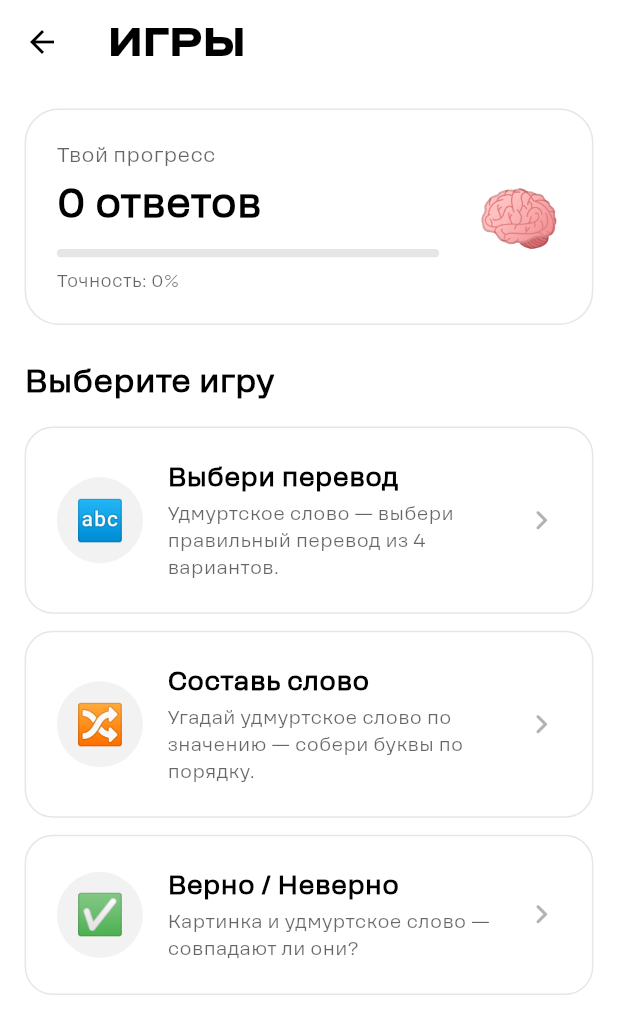
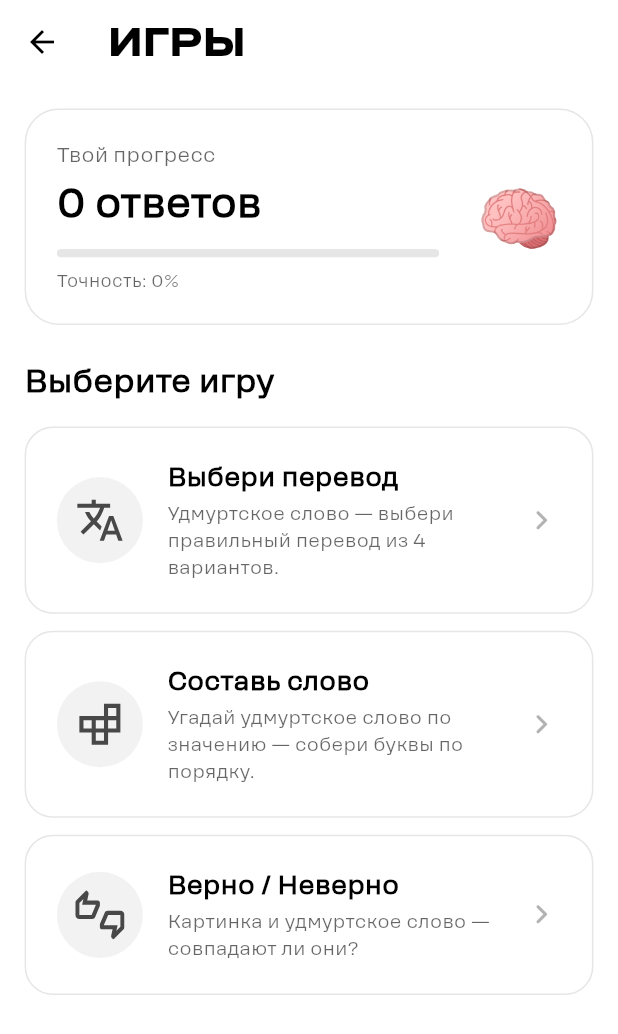
Before and after one commit to luxus-istu/t2_mobile_application, a Flutter app: the GamesHubPage screen opened by its route, on a phone screen of 412 x 824 dp. Shown: the top 1034 px of the screen. Run offline on Flutter 3.47's test engine with Material 3 defaults, Android fonts, the phone set to English and light mode, and no system bars; our stand-ins replace audioplayers, confetti, dartz, equatable, flutter_bloc, flutter_local_notifications and 10 more; accounts and stored records are empty; statements that could not run were skipped; project files that could hold a hidden picture were left out.

Commit message:
feat(games): add interactive sound effects, confetti, and SVG assets to game pages

```diff
--- a/lib/features/games/presentation/pages/choose_translation_page.dart
+++ b/lib/features/games/presentation/pages/choose_translation_page.dart
@@ -7,6 +7,7 @@ import 'package:t2_mobile_application/core/theme/theme.dart';
 import 'package:t2_mobile_application/features/games/presentation/bloc/games_cubit.dart';
 import 'package:t2_mobile_application/features/games/presentation/bloc/games_state.dart';
 import 'package:t2_mobile_application/features/games/presentation/widgets/quiz_scaffold.dart';
+import 'package:t2_mobile_application/core/utils/sound_helper.dart';
 
 class ChooseTranslationPage extends StatefulWidget {
   const ChooseTranslationPage({super.key});
@@ -28,6 +29,9 @@ class _ChooseTranslationPageState extends State<ChooseTranslationPage> {
       value: sl<GamesCubit>(),
       child: BlocConsumer<GamesCubit, GamesState>(
         listener: (ctx, state) {
+          if (state is QuizAnswered) {
+             SoundHelper.playSound(state.isCorrect ? 'right.mp3' : 'error.mp3');
+          }
           if (state is QuizComplete) {
             ctx.pushReplacement('/games/result', extra: state);
           }
--- a/lib/features/games/presentation/pages/compile_word_page.dart
+++ b/lib/features/games/presentation/pages/compile_word_page.dart
@@ -7,6 +7,7 @@ import 'package:t2_mobile_application/core/theme/theme.dart';
 import 'package:t2_mobile_application/features/games/presentation/bloc/games_cubit.dart';
 import 'package:t2_mobile_application/features/games/presentation/bloc/games_state.dart';
 import 'package:t2_mobile_application/features/games/presentation/widgets/quiz_scaffold.dart';
+import 'package:t2_mobile_application/core/utils/sound_helper.dart';
 
 class CompileWordPage extends StatefulWidget {
   const CompileWordPage({super.key});
@@ -74,6 +75,9 @@ class _CompileWordPageState extends State<CompileWordPage>
       value: sl<GamesCubit>(),
       child: BlocConsumer<GamesCubit, GamesState>(
         listener: (ctx, state) {
+          if (state is QuizAnswered) {
+             SoundHelper.playSound(state.isCorrect ? 'right.mp3' : 'error.mp3');
+          }
           if (state is QuizComplete) {
             ctx.pushReplacement('/games/result', extra: state);
           }
--- a/lib/features/games/presentation/pages/games_hub_page.dart
+++ b/lib/features/games/presentation/pages/games_hub_page.dart
@@ -1,6 +1,7 @@
 import 'package:flutter/material.dart';
 import 'package:flutter_bloc/flutter_bloc.dart';
 import 'package:flutter_screenutil/flutter_screenutil.dart';
+import 'package:flutter_svg/flutter_svg.dart';
 import 'package:go_router/go_router.dart';
 import 'package:t2_mobile_application/core/di/di.dart';
 import 'package:t2_mobile_application/core/theme/theme.dart';
@@ -67,7 +68,7 @@ class _GamesHubPageState extends State<GamesHubPage> {
                 ),
                 SizedBox(height: 16.h),
                 _GameCard(
-                  emoji: '🔤',
+                  svgAsset: 'assets/svgs/translate.svg',
                   title: 'Выбери перевод',
                   subtitle:
                       'Удмуртское слово — выбери правильный перевод из 4 вариантов.',
@@ -78,7 +79,7 @@ class _GamesHubPageState extends State<GamesHubPage> {
                 ),
                 SizedBox(height: 12.h),
                 _GameCard(
-                  emoji: '🔀',
+                  svgAsset: 'assets/svgs/crossword.svg',
                   title: 'Составь слово',
                   subtitle:
                       'Угадай удмуртское слово по значению — собери буквы по порядку.',
@@ -89,7 +90,7 @@ class _GamesHubPageState extends State<GamesHubPage> {
                 ),
                 SizedBox(height: 12.h),
                 _GameCard(
-                  emoji: '✅',
+                  svgAsset: 'assets/svgs/true_false.svg',
                   title: 'Верно / Неверно',
                   subtitle: 'Картинка и удмуртское слово — совпадают ли они?',
                   iconColor: Theme.of(
@@ -179,14 +180,14 @@ class _StatsBanner extends StatelessWidget {
 }
 
 class _GameCard extends StatelessWidget {
-  final String emoji;
+  final String svgAsset;
   final String title;
   final String subtitle;
   final Color iconColor;
   final VoidCallback onTap;
 
   const _GameCard({
-    required this.emoji,
+    required this.svgAsset,
     required this.title,
     required this.subtitle,
     required this.iconColor,
@@ -222,7 +223,12 @@ class _GameCard extends StatelessWidget {
                   shape: BoxShape.circle,
                 ),
                 child: Center(
-                  child: Text(emoji, style: TextStyle(fontSize: 28.sp)),
+                  child: SvgPicture.asset(
+                    svgAsset,
+                    width: 32.w,
+                    height: 32.w,
+                    colorFilter: ColorFilter.mode(iconColor, BlendMode.srcIn),
+                  ),
                 ),
               ),
               SizedBox(width: 16.w),
--- a/lib/features/games/presentation/pages/true_false_page.dart
+++ b/lib/features/games/presentation/pages/true_false_page.dart
@@ -7,6 +7,7 @@ import 'package:t2_mobile_application/core/theme/theme.dart';
 import 'package:t2_mobile_application/features/games/presentation/bloc/games_cubit.dart';
 import 'package:t2_mobile_application/features/games/presentation/bloc/games_state.dart';
 import 'package:t2_mobile_application/features/games/presentation/widgets/quiz_scaffold.dart';
+import 'package:t2_mobile_application/core/utils/sound_helper.dart';
 
 class TrueFalsePage extends StatefulWidget {
   const TrueFalsePage({super.key});
@@ -28,6 +29,9 @@ class _TrueFalsePageState extends State<TrueFalsePage> {
       value: sl<GamesCubit>(),
       child: BlocConsumer<GamesCubit, GamesState>(
         listener: (ctx, state) {
+          if (state is QuizAnswered) {
+             SoundHelper.playSound(state.isCorrect ? 'right.mp3' : 'error.mp3');
+          }
           if (state is QuizComplete) {
             ctx.pushReplacement('/games/result', extra: state);
           }
```
Also changed, not shown: lib/features/games/presentation/pages/game_result_page.dart (+75 -17 lines).
